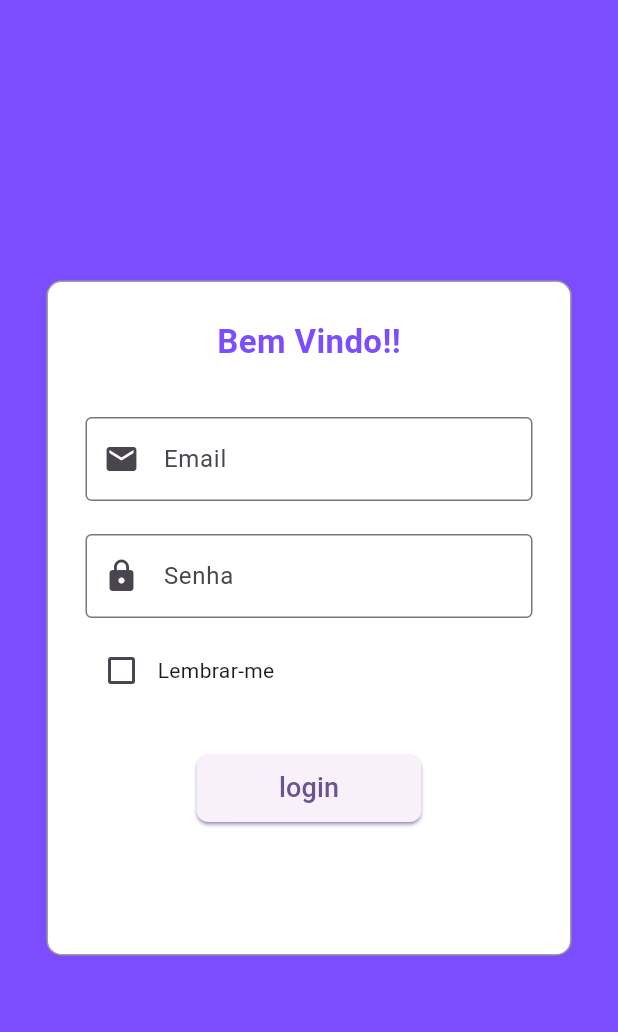
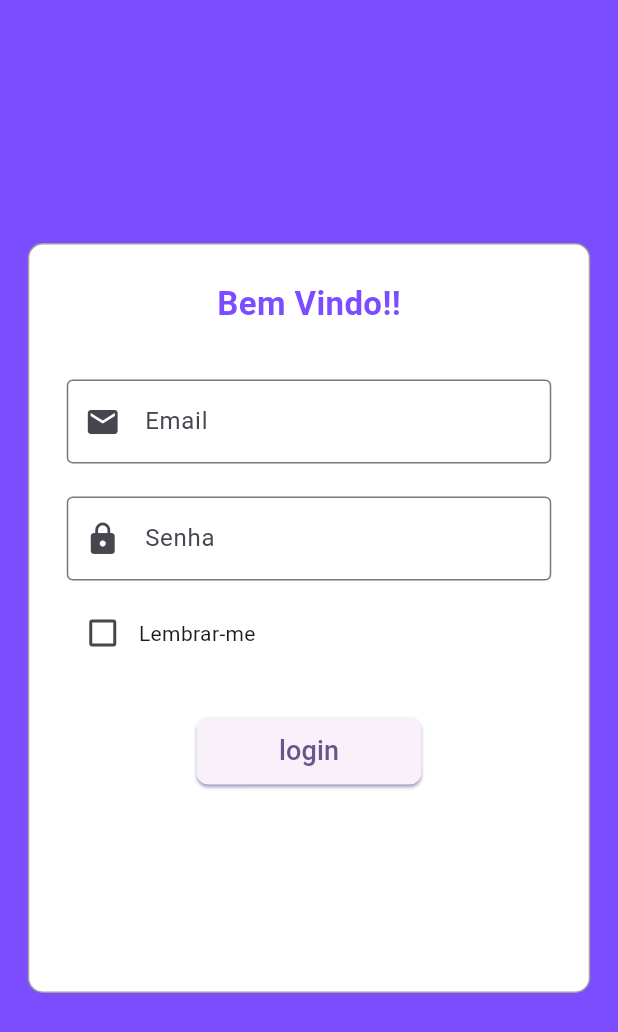
Before and after one commit to LuixCabral/Confeitaria, a Flutter app: the LoginDesktopBody screen opened directly, on a phone screen of 412 x 824 dp. Shown: the top 1032 px of the screen. Run offline on Flutter 3.47's test engine with Material 3 defaults, Android fonts, the light colour scheme and no system bars.

Commit message:
increase dimensions of login container  on the desktop layout for better visibility

```diff
--- a/lib/responsive/login/login_desktop_body.dart
+++ b/lib/responsive/login/login_desktop_body.dart
@@ -28,8 +28,8 @@ class _LoginDesktopBodyState extends State<LoginDesktopBody> {
               Padding(
                 padding: const EdgeInsets.all(10.0),
                 child: Container(
-                  height: 450,
-                  width: 350,
+                  height: 500,
+                  width: 375,
                   decoration: BoxDecoration(
                     color: Colors.white,
                     border: Border.all(color: Colors.grey),
```
